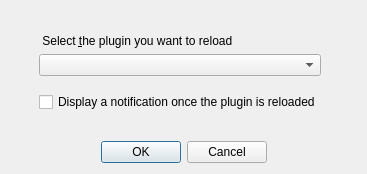
Before: the Qt Designer form configurereloaderbase.ui in borysiasty/plugin_reloader, drawn with Qt 5.
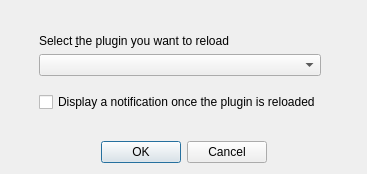
After: the same form once the commit is applied.

What changed in the file:
```diff
--- a/configurereloaderbase.ui
+++ b/configurereloaderbase.ui
@@ -140,7 +140,7 @@
    <item row="1" column="1">
     <widget class="QLabel" name="label">
      <property name="text">
-      <string> Select &amp;the plugin you want to reload</string>
+      <string>Select &amp;the plugin you want to reload</string>
      </property>
      <property name="buddy">
       <cstring>comboPlugin</cstring>
```
